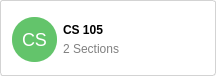
Before: the Qt Designer form TurboGrade/ui/card.ui in wassgha/TurboGrade, drawn with Qt 5.
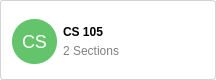
After: the same form once the commit is applied.

What changed in the file:
```diff
--- a/TurboGrade/ui/card.ui
+++ b/TurboGrade/ui/card.ui
@@ -7,14 +7,14 @@
     <x>0</x>
     <y>0</y>
     <width>216</width>
-    <height>76</height>
+    <height>80</height>
    </rect>
   </property>
   <property name="windowTitle">
    <string>Form</string>
   </property>
   <property name="styleSheet">
-   <string notr="true">#Card {
+   <string notr="true">QWidget#Card {
 	background:transparent;
 }
 #logo {
```
